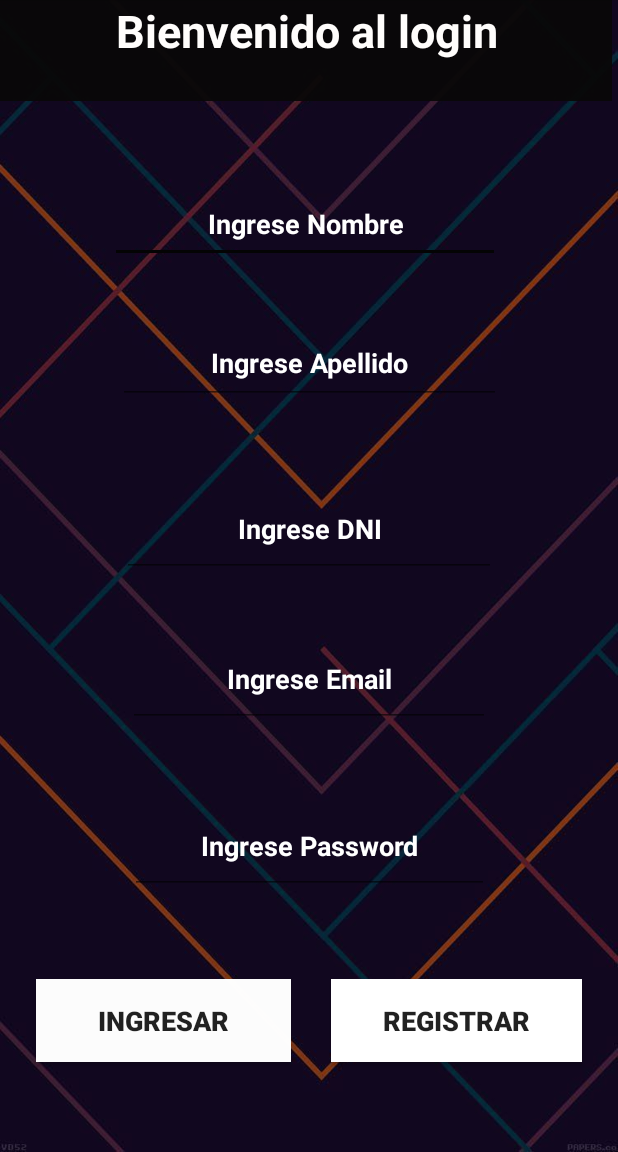
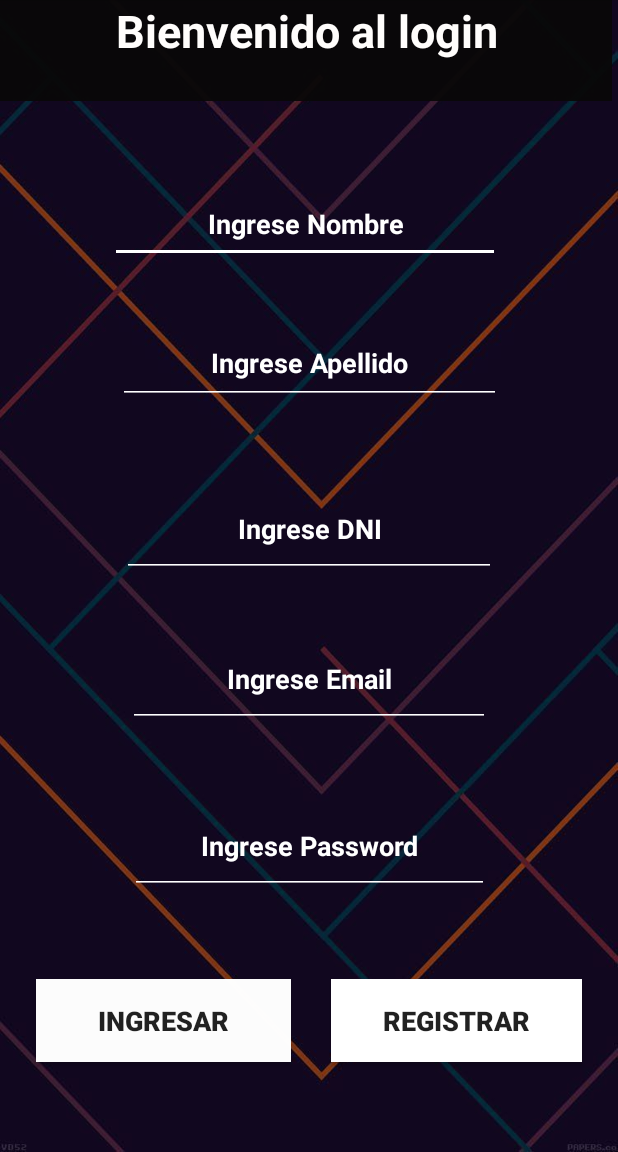
Before and after one commit to dotavix/grupo_612, an Android app: the screen it shows after launch (MainActivity), on a phone screen of 412 x 824 dp, the part 84-1236 px from its top. Run offline under Robolectric (Android 15) with nearby library versions, the phone set to English and light mode, and no system bars.

Commit message:
A few modification in views

```diff
--- a/Codigo/app/src/main/res/layout/activity_login.xml
+++ b/Codigo/app/src/main/res/layout/activity_login.xml
@@ -64,6 +64,7 @@
         android:layout_marginEnd="24dp"
         android:ems="10"
         android:hint="Ingrese Nombre"
+        android:backgroundTint="@android:color/white"
         android:inputType="textPersonName"
         android:selectAllOnFocus="false"
         android:textAlignment="center"
@@ -98,6 +99,7 @@
         android:layout_marginEnd="24dp"
         android:ems="10"
         android:hint="Ingrese apellido"
+        android:backgroundTint="@android:color/white"
         android:inputType="textPersonName"
         android:textAlignment="center"
         android:textColor="#FFFFFF"
@@ -116,6 +118,7 @@
         android:layout_marginEnd="24dp"
         android:ems="10"
         android:hint="Ingrese Email"
+        android:backgroundTint="@android:color/white"
         android:inputType="textPersonName"
         android:textAlignment="center"
         android:textColor="#FFFFFF"
@@ -134,6 +137,7 @@
         android:layout_marginEnd="24dp"
         android:ems="10"
         android:hint="Ingrese Password"
+        android:backgroundTint="@android:color/white"
         android:inputType="textPersonName"
         android:textAlignment="center"
         android:textColor="#FFFFFF"
@@ -152,6 +156,7 @@
         android:layout_marginEnd="24dp"
         android:ems="10"
         android:hint="Ingrese DNI"
+        android:backgroundTint="@android:color/white"
         android:inputType="textPersonName"
         android:textAlignment="center"
         android:textColor="#FFFFFF"
--- a/Codigo/app/src/main/res/layout/activity_main.xml
+++ b/Codigo/app/src/main/res/layout/activity_main.xml
@@ -47,7 +47,9 @@
         android:textColor="#FFFFFF"
         android:textColorHighlight="#FFFFFF"
         android:textColorHint="#FFFFFF"
+        android:textColorLink="#FFFFFF"
         android:textStyle="bold"
+        android:backgroundTint="@android:color/white"
         app:layout_constraintEnd_toEndOf="parent"
         app:layout_constraintHorizontal_bias="0.473"
         app:layout_constraintStart_toStartOf="parent"
@@ -63,11 +65,13 @@
         android:cursorVisible="true"
         android:ems="10"
         android:hint="Ingrese Apellido"
+        android:backgroundTint="@android:color/white"
         android:inputType="textPersonName"
         android:textAlignment="center"
         android:textColor="#FFFFFF"
         android:textColorHighlight="#FFFFFF"
         android:textColorHint="#FFFFFF"
+        android:textColorLink="#FFFFFF"
         android:textStyle="bold"
         app:layout_constraintEnd_toEndOf="parent"
         app:layout_constraintStart_toStartOf="parent"
@@ -86,7 +90,10 @@
         android:inputType="textPersonName"
         android:textAlignment="center"
         android:textColor="#FCFBFB"
+        android:backgroundTint="@android:color/white"
+        android:textColorHighlight="#FFFFFF"
         android:textColorHint="#FFFFFF"
+        android:textColorLink="#FFFFFF"
         android:textStyle="bold"
         app:layout_constraintEnd_toEndOf="parent"
         app:layout_constraintStart_toStartOf="parent"
@@ -102,10 +109,13 @@
         android:cursorVisible="true"
         android:ems="10"
         android:hint="Ingrese Email"
+        android:backgroundTint="@android:color/white"
         android:inputType="textPersonName"
         android:textAlignment="center"
         android:textColor="#FCFBFB"
+        android:textColorHighlight="#FFFFFF"
         android:textColorHint="#FFFFFF"
+        android:textColorLink="#FFFFFF"
         android:textStyle="bold"
         android:visibility="visible"
         app:layout_constraintEnd_toEndOf="parent"
@@ -122,10 +132,13 @@
         android:cursorVisible="true"
         android:ems="10"
         android:hint="Ingrese Password"
+        android:backgroundTint="@android:color/white"
         android:inputType="textPersonName"
         android:textAlignment="center"
         android:textColor="#FCFBFB"
+        android:textColorHighlight="#FFFFFF"
         android:textColorHint="#FFFFFF"
+        android:textColorLink="#FFFFFF"
         android:textStyle="bold"
         app:layout_constraintEnd_toEndOf="parent"
         app:layout_constraintStart_toStartOf="parent"
```
Also changed, not shown: Codigo/app/src/main/java/com/example/howmanyin/SensorActivity.java (+7 -5 lines).
